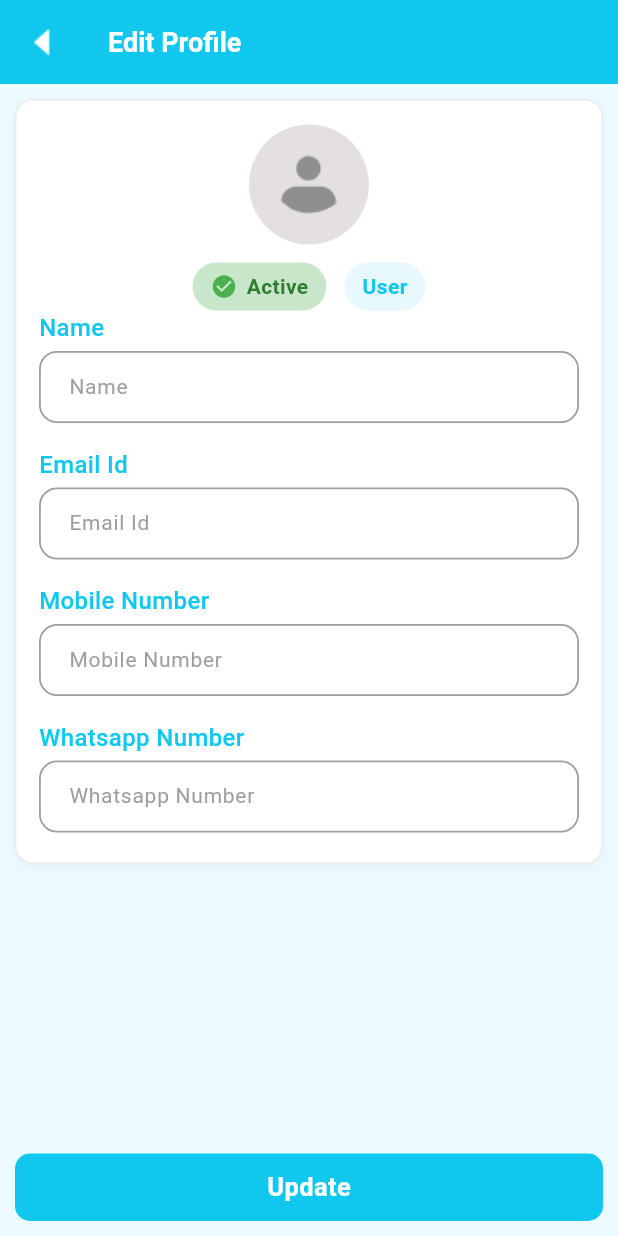
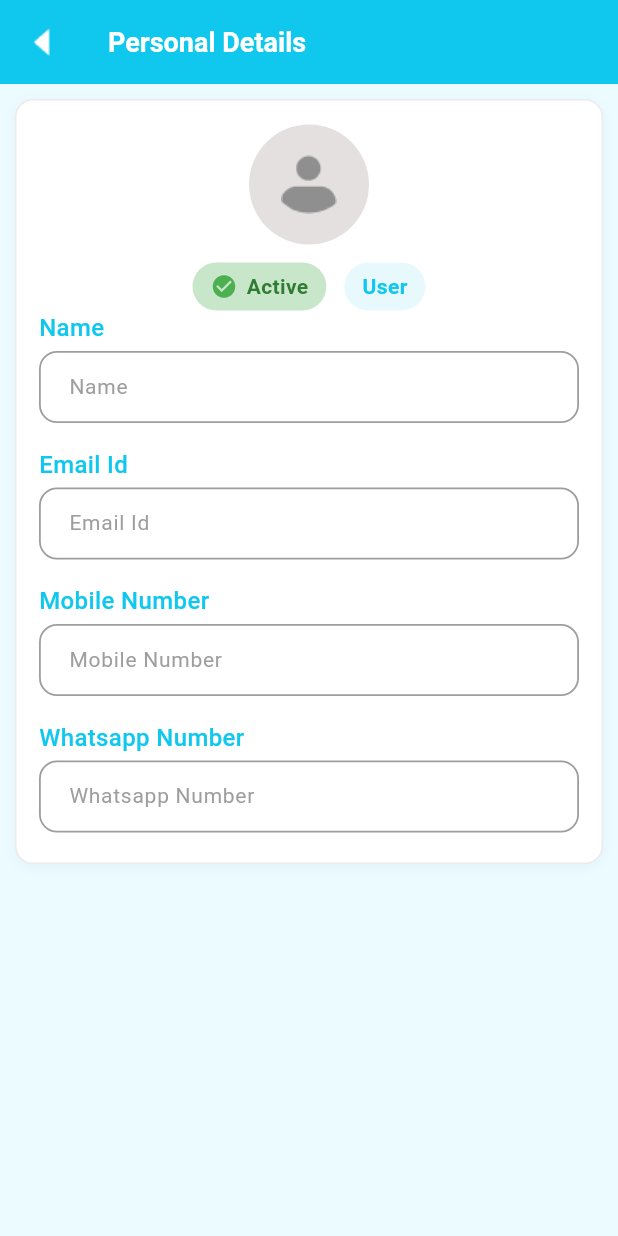
Before and after one commit to mohamed-sajidh/LeadManager, a Flutter app: the EditProfile screen opened by its route, on a phone screen of 412 x 824 dp. Run offline on Flutter 3.47's test engine with Material 3 defaults, Android fonts, the light colour scheme and no system bars; our stand-ins replace dio, flash, flutter_dotenv, flutter_secure_storage, loading_animation_widget; accounts and stored records are empty; network calls fail.

Commit message:
profile section fully completed

```diff
--- a/lib/views/profile/widgets/edit_profile.dart
+++ b/lib/views/profile/widgets/edit_profile.dart
@@ -66,7 +66,7 @@ class _EditProfileState extends State<EditProfile> {
       appBar: AppBar(
         automaticallyImplyLeading: false,
         title: const Text(
-          "Edit Profile",
+          "Personal Details",
           style: TextStyle(
             color: AppColors.white,
             fontSize: 18,
@@ -225,10 +225,6 @@ class _EditProfileState extends State<EditProfile> {
           ),
         ),
       ),
-      bottomNavigationBar: const Padding(
-        padding: EdgeInsets.symmetric(horizontal: 10, vertical: 10),
-        child: UpdateButton(),
-      ),
     );
   }
 }
--- a/lib/views/profile/widgets/logout_tile.dart
+++ b/lib/views/profile/widgets/logout_tile.dart
@@ -29,7 +29,7 @@ class LogoutTile extends StatelessWidget {
           ],
         ),
         child: const Padding(
-          padding: EdgeInsets.symmetric(horizontal: 18),
+          padding: EdgeInsets.symmetric(horizontal: 15),
           child: Row(
             mainAxisAlignment: MainAxisAlignment.spaceBetween,
             children: [
@@ -47,7 +47,7 @@ class LogoutTile extends StatelessWidget {
                   ),
                 ],
               ),
-              Icon(Icons.chevron_right, color: Colors.grey),
+              Icon(Icons.chevron_right, color: AppColors.grey),
             ],
           ),
         ),
--- a/lib/widgets/custom_textfield_widget.dart
+++ b/lib/widgets/custom_textfield_widget.dart
@@ -18,6 +18,7 @@ class CustomTextfieldWidget extends StatelessWidget {
       height: 48,
       child: TextFormField(
         controller: textfield,
+        readOnly: true,
         validator: (value) {
           if (value == null || value.isEmpty) {
             return 'Required';
```
Also changed, not shown: lib/views/home/home_page.dart (+15 -9 lines), lib/views/profile/widgets/person_details_tile.dart (+9 -27 lines).
